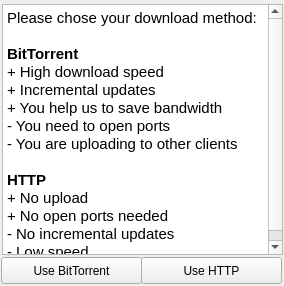
Old version of the form src/ui/firstrun.ui in the repository dolanor/ROAL.
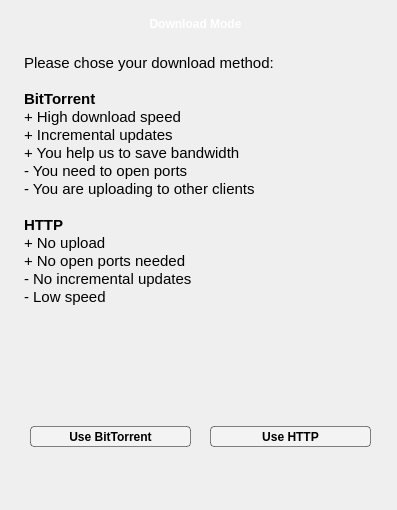
New version of the form. Icons and pictures are not drawn.

Patch:
```diff
--- a/src/ui/firstrun.ui
+++ b/src/ui/firstrun.ui
@@ -6,22 +6,52 @@
    <rect>
     <x>0</x>
     <y>0</y>
-    <width>284</width>
-    <height>286</height>
+    <width>397</width>
+    <height>510</height>
    </rect>
   </property>
+  <property name="minimumSize">
+   <size>
+    <width>397</width>
+    <height>510</height>
+   </size>
+  </property>
+  <property name="maximumSize">
+   <size>
+    <width>397</width>
+    <height>510</height>
+   </size>
+  </property>
   <property name="windowTitle">
    <string>Download Method</string>
   </property>
+  <property name="styleSheet">
+   <string notr="true"/>
+  </property>
   <widget class="QPushButton" name="qpTorrent">
    <property name="geometry">
     <rect>
-     <x>1</x>
-     <y>257</y>
-     <width>141</width>
-     <height>27</height>
+     <x>30</x>
+     <y>426</y>
+     <width>161</width>
+     <height>21</height>
     </rect>
    </property>
+   <property name="font">
+    <font>
+     <weight>75</weight>
+     <bold>true</bold>
+    </font>
+   </property>
+   <property name="styleSheet">
+    <string notr="true">background-color: rgb(255, 255, 255, 60);
+border-width:1px;
+border-style:solid;
+border-radius:4px;
+border-color: rgba(0, 0, 0, 120);
+color: rgb(0, 0, 0);
+background-image: url(:);</string>
+   </property>
    <property name="text">
     <string>Use BitTorrent</string>
    </property>
@@ -29,12 +59,22 @@
   <widget class="QTextEdit" name="textEdit">
    <property name="geometry">
     <rect>
-     <x>2</x>
-     <y>4</y>
-     <width>281</width>
-     <height>251</height>
+     <x>20</x>
+     <y>50</y>
+     <width>361</width>
+     <height>361</height>
     </rect>
    </property>
+   <property name="styleSheet">
+    <string notr="true">background-image: url(:);
+background-color: rgba(255, 255, 255, 0);</string>
+   </property>
+   <property name="frameShape">
+    <enum>QFrame::NoFrame</enum>
+   </property>
+   <property name="frameShadow">
+    <enum>QFrame::Plain</enum>
+   </property>
    <property name="html">
     <string>&lt;!DOCTYPE HTML PUBLIC &quot;-//W3C//DTD HTML 4.0//EN&quot; &quot;http://www.w3.org/TR/REC-html40/strict.dtd&quot;&gt;
 &lt;html&gt;&lt;head&gt;&lt;meta name=&quot;qrichtext&quot; content=&quot;1&quot; /&gt;&lt;style type=&quot;text/css&quot;&gt;
@@ -59,16 +99,95 @@
   <widget class="QPushButton" name="qbHTTP">
    <property name="geometry">
     <rect>
-     <x>141</x>
-     <y>257</y>
-     <width>141</width>
-     <height>27</height>
+     <x>210</x>
+     <y>426</y>
+     <width>161</width>
+     <height>21</height>
     </rect>
    </property>
+   <property name="font">
+    <font>
+     <weight>75</weight>
+     <bold>true</bold>
+    </font>
+   </property>
+   <property name="styleSheet">
+    <string notr="true">background-color: rgb(255, 255, 255, 60);
+border-width:1px;
+border-style:solid;
+border-radius:4px;
+border-color: rgba(0, 0, 0, 120);
+color: rgb(0, 0, 0);
+background-image: url(:);</string>
+   </property>
    <property name="text">
     <string>Use HTTP</string>
    </property>
   </widget>
+  <widget class="QLabel" name="label">
+   <property name="geometry">
+    <rect>
+     <x>40</x>
+     <y>13</y>
+     <width>311</width>
+     <height>21</height>
+    </rect>
+   </property>
+   <property name="font">
+    <font>
+     <weight>75</weight>
+     <bold>true</bold>
+    </font>
+   </property>
+   <property name="styleSheet">
+    <string notr="true">background-image: url(:);
+color: rgb(255, 255, 255);</string>
+   </property>
+   <property name="text">
+    <string>Download Mode</string>
+   </property>
+   <property name="alignment">
+    <set>Qt::AlignCenter</set>
+   </property>
+  </widget>
+  <widget class="QPushButton" name="bClose">
+   <property name="geometry">
+    <rect>
+     <x>360</x>
+     <y>10</y>
+     <width>21</width>
+     <height>27</height>
+    </rect>
+   </property>
+   <property name="styleSheet">
+    <string notr="true">border-width:0px;
+border-style:solid;
+border-radius:4px;
+color: rgb(0, 0, 0);</string>
+   </property>
+   <property name="text">
+    <string notr="true"/>
+   </property>
+  </widget>
+  <widget class="QWidget" name="background" native="true">
+   <property name="geometry">
+    <rect>
+     <x>0</x>
+     <y>0</y>
+     <width>391</width>
+     <height>511</height>
+    </rect>
+   </property>
+   <property name="styleSheet">
+    <string notr="true">background-image: url(:/images/popup.png);</string>
+   </property>
+  </widget>
+  <zorder>background</zorder>
+  <zorder>qpTorrent</zorder>
+  <zorder>textEdit</zorder>
+  <zorder>qbHTTP</zorder>
+  <zorder>label</zorder>
+  <zorder>bClose</zorder>
  </widget>
  <resources/>
  <connections/>
```
